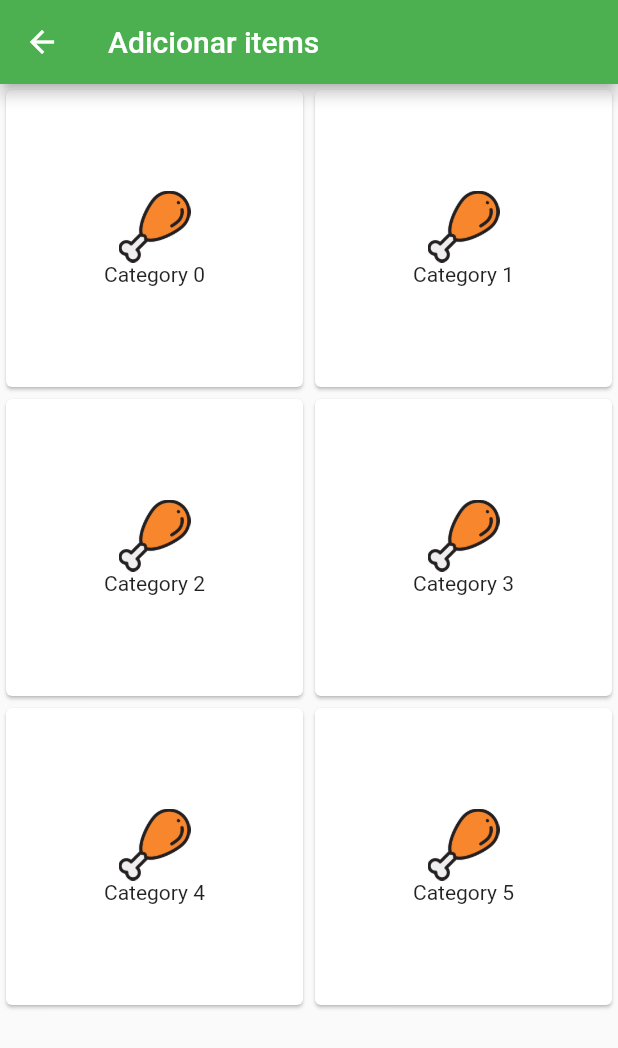
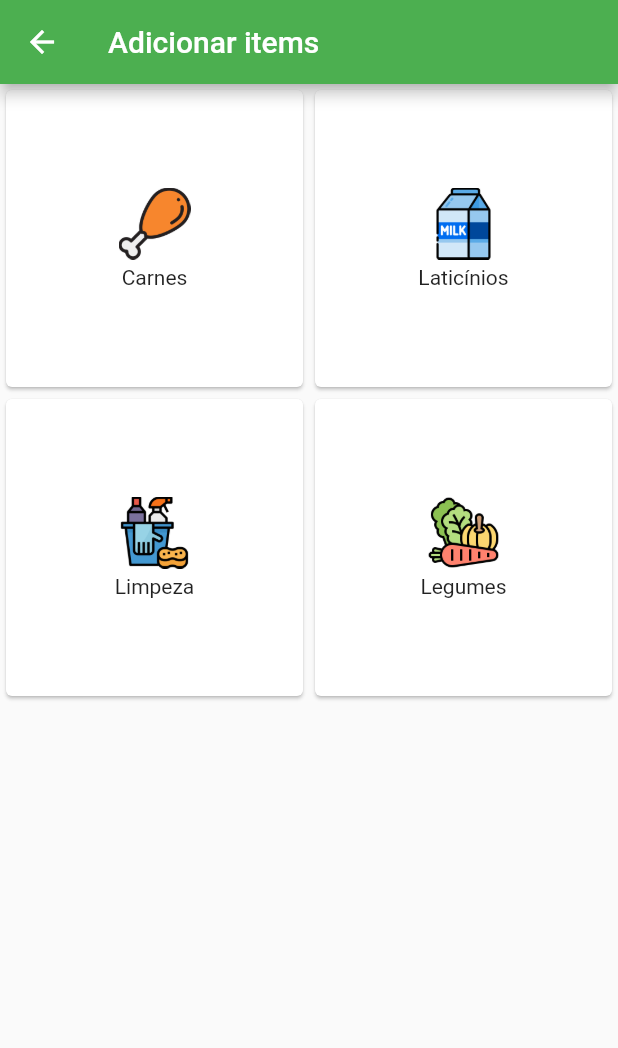
Before and after one commit to Alifyz/mercado-app, a Flutter app: the AddItemsPage screen opened by its route, on a phone screen of 412 x 824 dp. Shown: the top 1048 px of the screen. Run offline on Flutter 3.47's test engine with Material 2 defaults, Android fonts, the phone set to English and light mode, and no system bars.

Commit message:
add: new  app categories for the app
Added four new categories for the user to select new items

```diff
--- a/lib/pages/add_items/add_items.dart
+++ b/lib/pages/add_items/add_items.dart
@@ -1,4 +1,8 @@
 import 'package:flutter/material.dart';
+import 'package:groceryapp/pages/add_items/widgets/cleaning_category.dart';
+import 'package:groceryapp/pages/add_items/widgets/dairy_category.dart';
+import 'package:groceryapp/pages/add_items/widgets/meat_category.dart';
+import 'package:groceryapp/pages/add_items/widgets/vegetables_category.dart';
 
 class AddItemsPage extends StatelessWidget {
   const AddItemsPage({Key key}) : super(key: key);
@@ -11,22 +15,12 @@ class AddItemsPage extends StatelessWidget {
       ),
       body: GridView.count(
         crossAxisCount: 2,
-        children: List.generate(6, (index) {
-          return Card(
-            child: Center(
-              child: Column(
-              mainAxisAlignment: MainAxisAlignment.center,
-              children: <Widget>[
-                Container(
-                  child: Image.asset('img/meat.png'),
-                  width: 48,
-                  height: 48,
-                ),
-                Text("Category $index")
-              ],
-            )),
-          );
-        }),
+        children: <Widget>[
+         MeatCategory(),
+         DairyCategory(),
+         CleaningCategory(),
+         VegetablesCategory()
+        ],
       ),
     );
   }
--- /dev/null
+++ b/lib/pages/add_items/widgets/cleaning_category.dart
@@ -0,0 +1,24 @@
+import 'package:flutter/material.dart';
+
+class CleaningCategory extends StatelessWidget {
+  const CleaningCategory({Key key}) : super(key: key);
+
+  @override
+  Widget build(BuildContext context) {
+    return Card(
+      child: Center(
+        child: Column(
+        mainAxisAlignment: MainAxisAlignment.center,
+        children: <Widget>[
+          Container(
+            child: Image.asset('img/cleaning.png'),
+            width: 48,
+            height: 48,
+          ),
+          SizedBox(height: 4,),
+          Text("Limpeza")
+        ],
+      )),
+    );
+  }
+}
--- /dev/null
+++ b/lib/pages/add_items/widgets/dairy_category.dart
@@ -0,0 +1,24 @@
+import 'package:flutter/material.dart';
+
+class DairyCategory extends StatelessWidget {
+  const DairyCategory({Key key}) : super(key: key);
+
+  @override
+  Widget build(BuildContext context) {
+    return Card(
+      child: Center(
+        child: Column(
+        mainAxisAlignment: MainAxisAlignment.center,
+        children: <Widget>[
+          Container(
+            child: Image.asset('img/milk.png'),
+            width: 48,
+            height: 48,
+          ),
+          SizedBox(height: 4,),
+          Text("Laticínios")
+        ],
+      )),
+    );
+  }
+}
--- /dev/null
+++ b/lib/pages/add_items/widgets/meat_category.dart
@@ -0,0 +1,24 @@
+import 'package:flutter/material.dart';
+
+class MeatCategory extends StatelessWidget {
+  const MeatCategory({Key key}) : super(key: key);
+
+  @override
+  Widget build(BuildContext context) {
+    return Card(
+      child: Center(
+          child: Column(
+        mainAxisAlignment: MainAxisAlignment.center,
+        children: <Widget>[
+          Container(
+            child: Image.asset('img/meat.png'),
+            width: 48,
+            height: 48,
+          ),
+          SizedBox(height: 4,),
+          Text("Carnes")
+        ],
+      )),
+    );
+  }
+}
--- /dev/null
+++ b/lib/pages/add_items/widgets/vegetables_category.dart
@@ -0,0 +1,24 @@
+import 'package:flutter/material.dart';
+
+class VegetablesCategory extends StatelessWidget {
+  const VegetablesCategory({Key key}) : super(key: key);
+
+  @override
+  Widget build(BuildContext context) {
+    return Card(
+      child: Center(
+        child: Column(
+        mainAxisAlignment: MainAxisAlignment.center,
+        children: <Widget>[
+          Container(
+            child: Image.asset('img/fiber.png'),
+            width: 48,
+            height: 48,
+          ),
+          SizedBox(height: 4,),
+          Text("Legumes")
+        ],
+      )),
+    );
+  }
+}
--- a/pubspec.yaml
+++ b/pubspec.yaml
@@ -45,6 +45,9 @@ flutter:
   assets:
      - img/empty-cart.png
      - img/meat.png
+     - img/milk.png
+     - img/cleaning.png
+     - img/fiber.png
   #  - images/a_dot_ham.jpeg
 
   # An image asset can refer to one or more resolution-specific "variants", see
```
Also changed, not shown: img/cleaning.png (added), img/fiber.png (added), img/milk.png (added).
